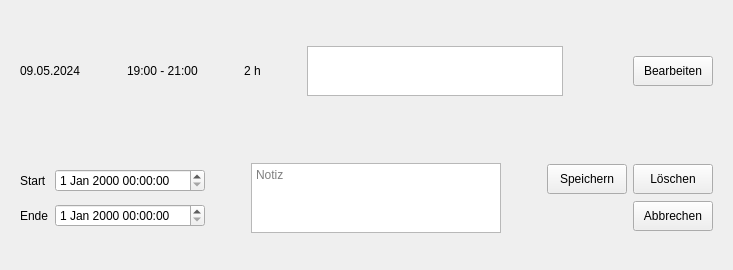
This is HR_Managment_System_Application/zeiteintrag.ui in MehmetMertt/twentyONE_HR_System as Qt 5 draws it before an edit. The edited form follows.
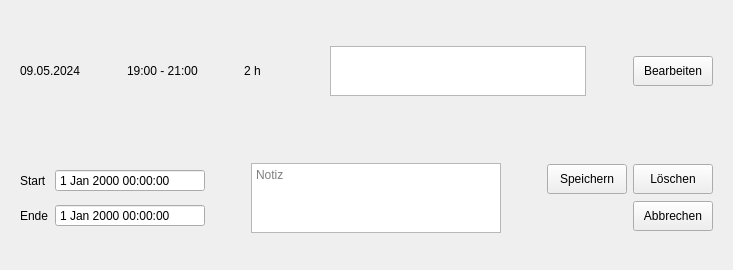
This is the edited form.

Patch:
```diff
--- a/HR_Managment_System_Application/zeiteintrag.ui
+++ b/HR_Managment_System_Application/zeiteintrag.ui
@@ -67,6 +67,12 @@
         </item>
         <item>
          <widget class="QLabel" name="label_duration">
+          <property name="minimumSize">
+           <size>
+            <width>40</width>
+            <height>0</height>
+           </size>
+          </property>
           <property name="text">
            <string>2 h</string>
           </property>
@@ -106,7 +112,7 @@
            <bool>false</bool>
           </property>
           <property name="frameShadow">
-           <enum>QFrame::Plain</enum>
+           <enum>QFrame::Sunken</enum>
           </property>
           <property name="readOnly">
            <bool>true</bool>
@@ -183,6 +189,12 @@
                 <height>0</height>
                </size>
               </property>
+              <property name="buttonSymbols">
+               <enum>QAbstractSpinBox::NoButtons</enum>
+              </property>
+              <property name="type" stdset="0">
+               <string>editable</string>
+              </property>
              </widget>
             </item>
            </layout>
@@ -204,6 +216,12 @@
                 <height>0</height>
                </size>
               </property>
+              <property name="buttonSymbols">
+               <enum>QAbstractSpinBox::NoButtons</enum>
+              </property>
+              <property name="type" stdset="0">
+               <string>editable</string>
+              </property>
              </widget>
             </item>
            </layout>
```
Left out of the diff: 3 changed lines with no effect on the pictures.
